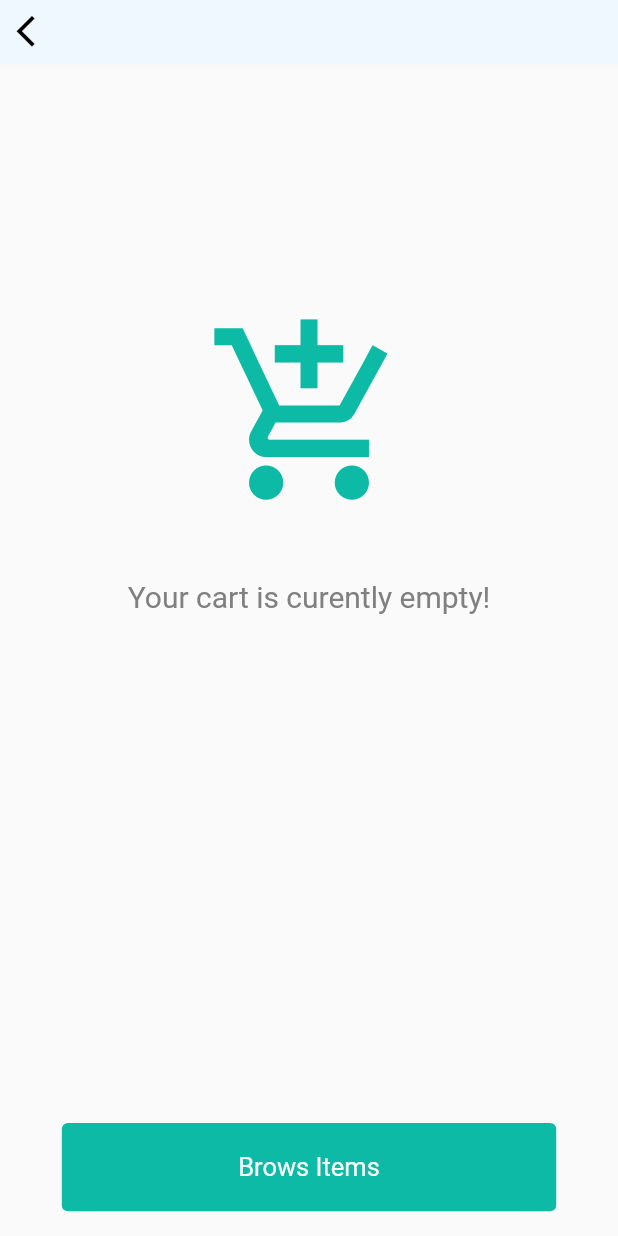
After one commit to chanakageethan/bliss_music_shopping_cart, a Flutter app: the CartScreen screen opened directly, on a phone screen of 412 x 824 dp. The commit adds this screen. Run offline on Flutter 3.47's test engine with Material 2 defaults, Android fonts, the phone set to English and light mode, and no system bars; network calls fail.

Commit message:
cart screen UI

```diff
--- /dev/null
+++ b/lib/UI/screens/cart_screen.dart
@@ -0,0 +1,68 @@
+import 'package:bliss_music_shopping_cart/UI/widgets/custom_app_bar_common.dart';
+import 'package:flutter/material.dart';
+
+import '../utils/app_colors.dart';
+import '../widgets/primary_button.dart';
+import 'home_screen.dart';
+
+class CartScreen extends StatelessWidget {
+  const CartScreen({Key? key}) : super(key: key);
+
+  final isCartActive = false;
+
+  @override
+  Widget build(BuildContext context) {
+    return Scaffold(
+      appBar: const CustomAppBarCommon(
+        isBackButtonNeeded: true,
+        color: AppColors.backgroundColor,
+      ),
+      body: SafeArea(
+        child: (isCartActive) ? CartView(context) : emptyCartView(context),
+      ),
+    );
+  }
+
+  Widget CartView(BuildContext context) => Container();
+
+  Widget emptyCartView(BuildContext context) => Container(
+    width: double.infinity,
+
+    child: Column(
+          children:  [
+            SizedBox(height: MediaQuery.of(context).size.height / 5),
+            Icon(
+              Icons.add_shopping_cart,
+              color: AppColors.buttonColor,
+              size: MediaQuery.of(context).size.width / 3,
+            ),
+            SizedBox(height: MediaQuery.of(context).size.height *0.05),
+            const Text(
+              "Your cart is curently empty!",
+              style: TextStyle(
+                  color: AppColors.textColorLight,
+                  fontWeight: FontWeight.w100,
+                  fontStyle: FontStyle.normal,
+                  fontSize: 20.0),
+            ),
+            Spacer(),
+            Padding(
+              padding:  EdgeInsets.only(
+                left: MediaQuery.of(context).size.width / 10,
+                right: MediaQuery.of(context).size.width / 10,
+                bottom:   MediaQuery.of(context).size.height *0.02,
+              ),
+              child: PrimaryButton(text: "Brows Items", callback: ()=> showHomeScreen(context)),
+            ),
+          ],
+        ),
+  );
+
+
+  showHomeScreen(BuildContext context){
+    Navigator.push(
+      context,
+      MaterialPageRoute(builder: (context) =>  const HomeScreen()),
+    );
+  }
+}
--- a/lib/UI/widgets/custom_app_bar.dart
+++ b/lib/UI/widgets/custom_app_bar.dart
@@ -1,4 +1,6 @@
 import 'package:flutter/material.dart';
+
+import '../screens/cart_screen.dart';
 
 
 
@@ -7,6 +9,7 @@ import 'package:flutter/material.dart';
 class CustomAppBar extends StatelessWidget   implements  PreferredSizeWidget {
   final bool  isBackButtonNeeded;
   final Color color;
+
   const CustomAppBar({Key? key,required this.isBackButtonNeeded,required this.color}) : super(key: key);
   @override
   Size get preferredSize => const Size.fromHeight(43);
@@ -33,7 +36,9 @@ class CustomAppBar extends StatelessWidget   implements  PreferredSizeWidget {
               size: 30.0,
             ),
             SizedBox(width: MediaQuery.of(context).size.width *0.02),
-            Stack(
+            GestureDetector(
+              onTap: ()=>showCartScreen(context),
+              child: Stack(
                 children:  [
                     const  Icon(
                     Icons.shopping_cart,
@@ -61,6 +66,7 @@ class CustomAppBar extends StatelessWidget   implements  PreferredSizeWidget {
                   ),
                 ],
               ),
+            ),
           ],
         ),
         leading: isBackButtonNeeded ? GestureDetector(
@@ -84,4 +90,12 @@ class CustomAppBar extends StatelessWidget   implements  PreferredSizeWidget {
     );
   }
 
+
+  showCartScreen(BuildContext context){
+    Navigator.push(
+      context,
+      MaterialPageRoute(builder: (context) =>  CartScreen()),
+    );
   }
+
+}
--- /dev/null
+++ b/lib/UI/widgets/custom_app_bar_common.dart
@@ -0,0 +1,54 @@
+import 'package:flutter/material.dart';
+
+import '../screens/cart_screen.dart';
+
+
+
+
+
+class CustomAppBarCommon extends StatelessWidget   implements  PreferredSizeWidget {
+  final bool  isBackButtonNeeded;
+  final Color color;
+
+  const CustomAppBarCommon({Key? key,required this.isBackButtonNeeded,required this.color}) : super(key: key);
+  @override
+  Size get preferredSize => const Size.fromHeight(43);
+  @override
+  Widget build(BuildContext context) {
+    return AppBar(
+        leadingWidth: MediaQuery.of(context).size.width / 4,
+        backgroundColor:color,
+        elevation: 0,
+        // title:
+        centerTitle: true,
+
+        leading: isBackButtonNeeded ? GestureDetector(
+          onTap: () => Navigator.pop(context),
+          child: Container(
+            color: Colors.transparent,
+            child: Stack(
+              children: const [
+                Positioned(
+                  top: 8,
+                  left: 11,
+                  child: Icon(Icons.arrow_back_ios,
+                      color: Colors.black, size: 25),
+                )
+              ],
+            ),
+          ),
+        )
+            :
+        Container()
+    );
+  }
+
+
+  showCartScreen(BuildContext context){
+    Navigator.push(
+      context,
+      MaterialPageRoute(builder: (context) =>  CartScreen()),
+    );
+  }
+
+}
```
Lines whose indentation alone changed are shown as unchanged.
